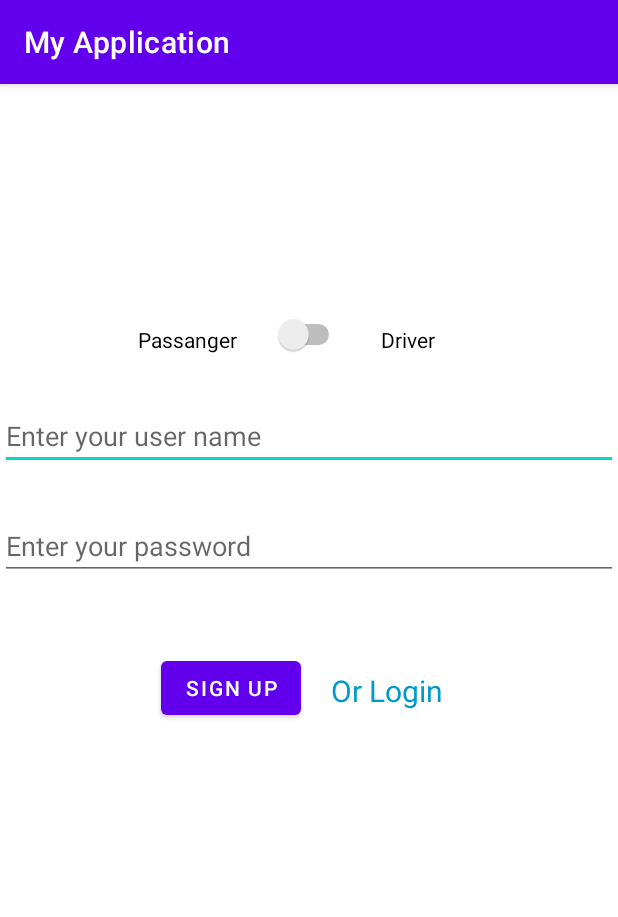
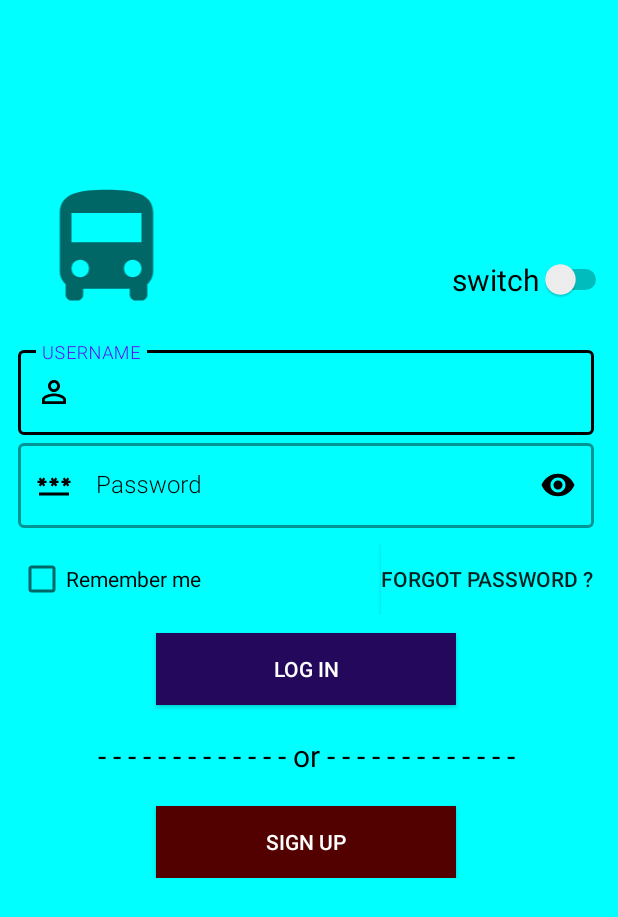
Before and after one commit to SaiTeja-555/Live-Bus-Tracking-App-Demo, an Android app: the RegisterOrLoginActivity screen opened directly, with no data from a screen before it, on a phone screen of 412 x 824 dp. Shown: the top 917 px of the screen. Run offline under Robolectric (Android 15) with nearby library versions, the phone set to English and light mode, and no system bars; libraries missing offline, so code that uses them is left out: com.parse.

```diff
--- /dev/null
+++ b/app/src/main/res/drawable/ic_baseline_directions_bus_24.xml
@@ -0,0 +1,5 @@
+<vector android:autoMirrored="true" android:height="24dp"
+    android:tint="?attr/colorControlNormal" android:viewportHeight="24"
+    android:viewportWidth="24" android:width="24dp" xmlns:android="http://schemas.android.com/apk/res/android">
+    <path android:fillColor="@android:color/white" android:pathData="M4,16c0,0.88 0.39,1.67 1,2.22L5,20c0,0.55 0.45,1 1,1h1c0.55,0 1,-0.45 1,-1v-1h8v1c0,0.55 0.45,1 1,1h1c0.55,0 1,-0.45 1,-1v-1.78c0.61,-0.55 1,-1.34 1,-2.22L20,6c0,-3.5 -3.58,-4 -8,-4s-8,0.5 -8,4v10zM7.5,17c-0.83,0 -1.5,-0.67 -1.5,-1.5S6.67,14 7.5,14s1.5,0.67 1.5,1.5S8.33,17 7.5,17zM16.5,17c-0.83,0 -1.5,-0.67 -1.5,-1.5s0.67,-1.5 1.5,-1.5 1.5,0.67 1.5,1.5 -0.67,1.5 -1.5,1.5zM18,11L6,11L6,6h12v5z"/>
+</vector>
--- /dev/null
+++ b/app/src/main/res/drawable/ic_baseline_person_outline_24.xml
@@ -0,0 +1,10 @@
+<vector xmlns:android="http://schemas.android.com/apk/res/android"
+    android:width="24dp"
+    android:height="24dp"
+    android:viewportWidth="24"
+    android:viewportHeight="24"
+    android:tint="?attr/colorControlNormal">
+  <path
+      android:fillColor="@android:color/white"
+      android:pathData="M12,5.9c1.16,0 2.1,0.94 2.1,2.1s-0.94,2.1 -2.1,2.1S9.9,9.16 9.9,8s0.94,-2.1 2.1,-2.1m0,9c2.97,0 6.1,1.46 6.1,2.1v1.1L5.9,18.1L5.9,17c0,-0.64 3.13,-2.1 6.1,-2.1M12,4C9.79,4 8,5.79 8,8s1.79,4 4,4 4,-1.79 4,-4 -1.79,-4 -4,-4zM12,13c-2.67,0 -8,1.34 -8,4v3h16v-3c0,-2.66 -5.33,-4 -8,-4z"/>
+</vector>
--- /dev/null
+++ b/app/src/main/res/drawable/password.xml
@@ -0,0 +1,5 @@
+<vector android:autoMirrored="true" android:height="24dp"
+    android:tint="?attr/colorControlNormal" android:viewportHeight="24"
+    android:viewportWidth="24" android:width="24dp" xmlns:android="http://schemas.android.com/apk/res/android">
+    <path android:fillColor="@android:color/white" android:pathData="M2,17h20v2H2V17zM3.15,12.95L4,11.47l0.85,1.48l1.3,-0.75L5.3,10.72H7v-1.5H5.3l0.85,-1.47L4.85,7L4,8.47L3.15,7l-1.3,0.75L2.7,9.22H1v1.5h1.7L1.85,12.2L3.15,12.95zM9.85,12.2l1.3,0.75L12,11.47l0.85,1.48l1.3,-0.75l-0.85,-1.48H15v-1.5h-1.7l0.85,-1.47L12.85,7L12,8.47L11.15,7l-1.3,0.75l0.85,1.47H9v1.5h1.7L9.85,12.2zM23,9.22h-1.7l0.85,-1.47L20.85,7L20,8.47L19.15,7l-1.3,0.75l0.85,1.47H17v1.5h1.7l-0.85,1.48l1.3,0.75L20,11.47l0.85,1.48l1.3,-0.75l-0.85,-1.48H23V9.22z"/>
+</vector>
--- a/app/src/main/res/layout/activity_register_or_login.xml
+++ b/app/src/main/res/layout/activity_register_or_login.xml
@@ -3,91 +3,152 @@
     xmlns:app="http://schemas.android.com/apk/res-auto"
     xmlns:tools="http://schemas.android.com/tools"
     android:id="@+id/backgroundConstraintLayout"
+    android:background="@color/blue"
     android:layout_width="match_parent"
     android:layout_height="match_parent"
     tools:context=".RegisterOrLoginActivity">
 
-    <EditText
+    <LinearLayout
+        android:id="@+id/linearLayout"
+        android:layout_width="match_parent"
+        android:layout_height="wrap_content"
+        android:layout_marginTop="228dp"
+        android:layout_marginEnd="4dp"
+        android:orientation="vertical"
+        android:paddingStart="12dp"
+        android:paddingEnd="12dp"
+        app:layout_constraintEnd_toEndOf="parent"
+        app:layout_constraintTop_toTopOf="parent">
+
+        <com.google.android.material.textfield.TextInputLayout
+            style="@style/Widget.MaterialComponents.TextInputLayout.OutlinedBox"
+            android:layout_width="match_parent"
+            android:layout_height="wrap_content"
+            android:hint="@string/userName"
+            android:textColorHint="@color/black"
+            app:boxStrokeColor="@color/black"
+            app:boxStrokeWidth="2dp"
+            app:boxStrokeWidthFocused="2dp"
+            app:endIconMode="clear_text"
+            app:endIconTint="@color/black"
+            app:startIconDrawable="@drawable/ic_baseline_person_outline_24"
+            app:startIconTint="@color/black">
+
+            <com.google.android.material.textfield.TextInputEditText
                 android:id="@+id/usernameEditText"
                 android:layout_width="match_parent"
                 android:layout_height="wrap_content"
-        android:layout_marginTop="212dp"
-        android:ems="10"
-        android:hint="Enter your user name"
-        android:inputType="textPersonName"
-        app:layout_constraintEnd_toEndOf="parent"
-        app:layout_constraintHorizontal_bias="0.0"
-        app:layout_constraintStart_toStartOf="parent"
-        app:layout_constraintTop_toTopOf="parent" />
+                android:fontFamily="sans-serif-light"
+                android:inputType="text" />
+        </com.google.android.material.textfield.TextInputLayout>
 
-    <EditText
+        <com.google.android.material.textfield.TextInputLayout
+            style="@style/Widget.MaterialComponents.TextInputLayout.OutlinedBox"
+            android:layout_width="match_parent"
+            android:layout_height="wrap_content"
+            android:hint="@string/password"
+            android:textColorHint="@color/black"
+            app:boxStrokeColor="@color/black"
+            app:boxStrokeWidth="2dp"
+            app:boxStrokeWidthFocused="2dp"
+            app:endIconMode="password_toggle"
+            app:endIconTint="@color/black"
+            app:startIconDrawable="@drawable/password"
+            app:startIconTint="@color/black">
+
+            <com.google.android.material.textfield.TextInputEditText
                 android:id="@+id/passwordEditText"
                 android:layout_width="match_parent"
                 android:layout_height="wrap_content"
-        android:layout_marginTop="28dp"
-        android:ems="10"
-        android:hint="Enter your password"
-        android:inputType="textPersonName"
-        app:layout_constraintEnd_toEndOf="parent"
-        app:layout_constraintHorizontal_bias="0.0"
-        app:layout_constraintStart_toStartOf="parent"
-        app:layout_constraintTop_toBottomOf="@+id/usernameEditText" />
+                android:fontFamily="sans-serif-light"
+                android:inputType="textPassword"
+                android:textColor="@color/black" />
+        </com.google.android.material.textfield.TextInputLayout>
+
+        <RelativeLayout
+            android:layout_width="match_parent"
+            android:layout_height="wrap_content"
+            android:layout_marginTop="10dp"
+            android:orientation="horizontal">
+
+            <CheckBox
+                android:id="@+id/remember"
+                style="@style/Widget.AppCompat.CompoundButton.CheckBox"
+                android:layout_width="wrap_content"
+                android:layout_height="wrap_content"
+                android:layout_centerVertical="true"
+                android:text="@string/rememberme" />
+
+            <Button
+                android:id="@+id/forgotpassword"
+                android:layout_width="wrap_content"
+                android:layout_height="wrap_content"
+                android:layout_alignParentEnd="true"
+                android:background="@color/blue"
+                android:text="@string/forgot" />
+        </RelativeLayout>
+
 
         <Button
             android:id="@+id/submitButton"
-        android:layout_width="wrap_content"
+            android:layout_width="200dp"
             android:layout_height="wrap_content"
-        android:layout_marginTop="48dp"
-        android:onClick="submit"
-        android:text="Sign Up"
-        app:layout_constraintEnd_toEndOf="parent"
-        app:layout_constraintHorizontal_bias="0.337"
-        app:layout_constraintStart_toStartOf="parent"
-        app:layout_constraintTop_toBottomOf="@+id/passwordEditText" />
+            android:layout_gravity="center"
+            android:layout_marginTop="12dp"
+            android:background="#24085C"
+            android:text="@string/login"
+            android:textColor="@color/white"
+            tools:onClick="submit" />
 
         <TextView
+            android:layout_width="match_parent"
+            android:layout_height="match_parent"
+            android:layout_marginTop="20dp"
+            android:gravity="center"
+            android:text="@string/or"
+            android:textColor="@color/black"
+            android:textSize="20dp" />
+
+        <Button
             android:id="@+id/swapSubmitTextView"
-        android:layout_width="wrap_content"
-        android:layout_height="wrap_content"
-        android:layout_marginStart="20dp"
-        android:layout_marginTop="60dp"
-        android:text="Or Login"
-        android:textColor="@android:color/holo_blue_dark"
-        android:textSize="20sp"
-        app:layout_constraintStart_toEndOf="@+id/submitButton"
-        app:layout_constraintTop_toBottomOf="@+id/passwordEditText" />
+            android:layout_width="200dp"
+            android:layout_height="match_parent"
+            android:layout_gravity="center"
+            android:layout_marginTop="20dp"
+            android:background="#530000"
+            android:text="@string/signin"
+            android:textColor="@color/white" />
+
+
+    </LinearLayout>
+
+    <ImageView
+        android:id="@+id/imageView2"
+        android:layout_width="110dp"
+        android:layout_height="93dp"
+        android:layout_alignParentStart="true"
+        android:layout_alignParentTop="true"
+        android:layout_centerHorizontal="true"
+        android:layout_marginStart="16dp"
+
+        android:layout_marginBottom="16dp"
+        app:layout_constraintBottom_toTopOf="@+id/linearLayout"
+        app:layout_constraintStart_toStartOf="parent"
+        app:srcCompat="@drawable/ic_baseline_directions_bus_24" />
 
     <Switch
         android:id="@+id/roleSwitch"
         android:layout_width="wrap_content"
         android:layout_height="wrap_content"
-        android:layout_marginTop="153dp"
-        android:layout_marginBottom="32dp"
-        android:ellipsize="none"
-        app:layout_constraintBottom_toTopOf="@+id/usernameEditText"
-        app:layout_constraintEnd_toEndOf="parent"
-        app:layout_constraintStart_toStartOf="parent"
-        app:layout_constraintTop_toTopOf="parent" />
+        android:layout_alignParentStart="true"
+        android:layout_alignParentTop="true"
+        android:layout_marginEnd="4dp"
+        android:layout_marginBottom="28dp"
+        android:text="switch"
+        android:textSize="20dp
+"
+        app:layout_constraintBottom_toTopOf="@+id/linearLayout"
+        app:layout_constraintEnd_toEndOf="parent" />
 
-    <TextView
-        android:id="@+id/rolePassangerTextView"
-        android:layout_width="wrap_content"
-        android:layout_height="wrap_content"
-        android:layout_marginEnd="24dp"
-        android:layout_marginBottom="32dp"
-        android:text="Passanger"
-        android:textColor="@color/black"
-        app:layout_constraintBottom_toTopOf="@+id/usernameEditText"
-        app:layout_constraintEnd_toStartOf="@+id/roleSwitch" />
 
-    <TextView
-        android:id="@+id/roleDriverTextView"
-        android:layout_width="wrap_content"
-        android:layout_height="wrap_content"
-        android:layout_marginStart="24dp"
-        android:layout_marginBottom="32dp"
-        android:text="Driver"
-        android:textColor="@color/black"
-        app:layout_constraintBottom_toTopOf="@+id/usernameEditText"
-        app:layout_constraintStart_toEndOf="@+id/roleSwitch" />
 </androidx.constraintlayout.widget.ConstraintLayout>
--- /dev/null
+++ b/app/src/main/res/mipmap-anydpi-v26/ic_banner.xml
@@ -0,0 +1,5 @@
+<?xml version="1.0" encoding="utf-8"?>
+<adaptive-icon xmlns:android="http://schemas.android.com/apk/res/android">
+    <background android:drawable="@color/ic_banner_background"/>
+    <foreground android:drawable="@mipmap/ic_banner_foreground"/>
+</adaptive-icon>
--- a/app/src/main/res/values/colors.xml
+++ b/app/src/main/res/values/colors.xml
@@ -1,5 +1,6 @@
 <?xml version="1.0" encoding="utf-8"?>
 <resources>
+    <color name="blue">#FF00FFFF</color>
     <color name="purple_200">#FFBB86FC</color>
     <color name="purple_500">#FF6200EE</color>
     <color name="purple_700">#FF3700B3</color>
--- /dev/null
+++ b/app/src/main/res/values/ic_banner_background.xml
@@ -0,0 +1,4 @@
+<?xml version="1.0" encoding="utf-8"?>
+<resources>
+    <color name="ic_banner_background">#FFFFFF</color>
+</resources>
--- a/app/src/main/res/values/strings.xml
+++ b/app/src/main/res/values/strings.xml
@@ -4,4 +4,15 @@
     <string name="back4app_app_id">TCHXBh26cKQeipZ1lgFwmhu4pztrE4PBHGQAMcps</string>
     <string name="back4app_client_key">INrZGeBBHdjdomAIIDyZ12z37qJMNmnZ3voSCYhC</string>
     <string name="role_admin">admin</string>
+    <string name="userName">USERNAME</string>
+    <string name="begin">Begin your Journey with..</string>
+    <string name="name">travels</string>
+    <string name="password">Password</string>
+    <string name="rememberme">Remember me</string>
+    <string name="forgot">forgot password ?</string>
+    <string name="signin">Sign up</string>
+    <string name="login">Log in</string>
+    <string name="or">- - - - - - -  -  -  -  -  -  -  or  -  -  -  -  -  -  -  - - - - - -</string>
+
+
 </resources>
--- a/app/src/main/res/values/themes.xml
+++ b/app/src/main/res/values/themes.xml
@@ -1,6 +1,6 @@
 <resources xmlns:tools="http://schemas.android.com/tools">
     <!-- Base application theme. -->
-    <style name="Theme.MyApplication" parent="Theme.MaterialComponents.DayNight.DarkActionBar">
+    <style name="Theme.MyApplication" parent="Theme.MaterialComponents.Light.NoActionBar.Bridge">
         <!-- Primary brand color. -->
         <item name="colorPrimary">@color/purple_500</item>
         <item name="colorPrimaryVariant">@color/purple_700</item>
```
Also changed, not shown: app/src/main/res/mipmap-xhdpi/ic_banner.png (added), app/src/main/res/mipmap-xhdpi/ic_banner_foreground.png (added). Lines whose indentation alone changed are shown as unchanged.
